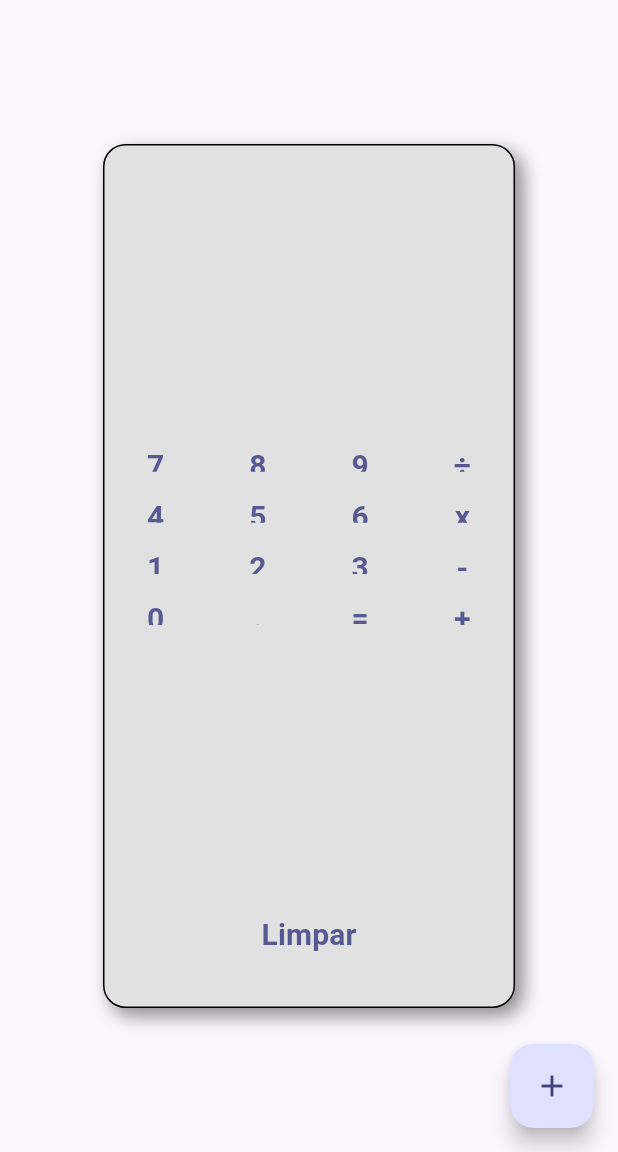
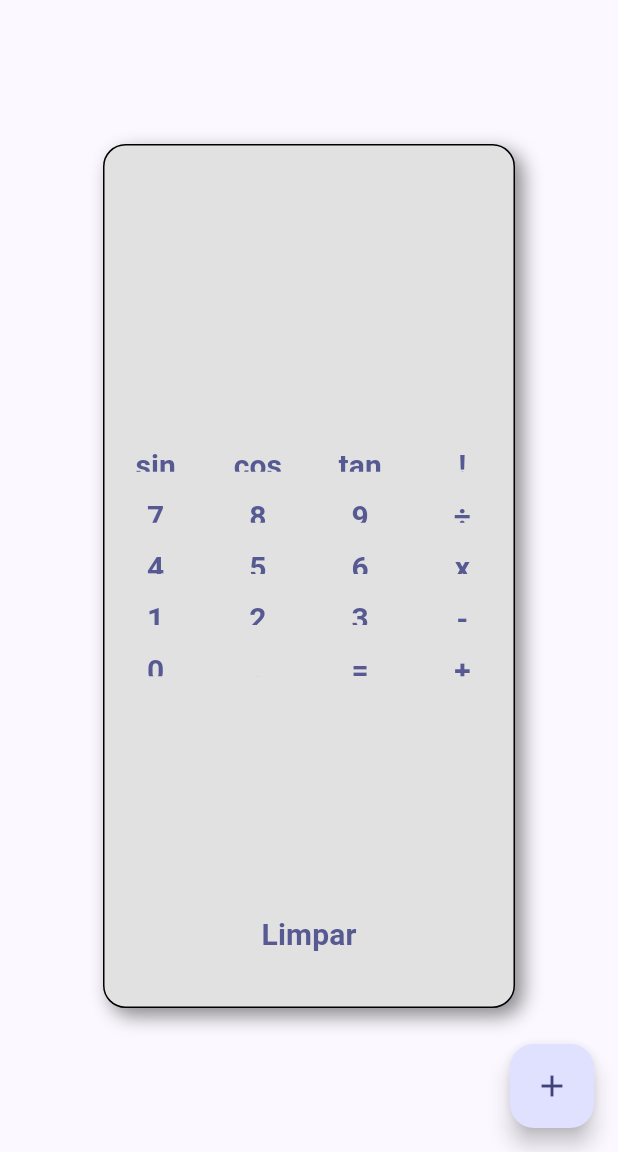
Before and after one commit to flaviobrito17/app-Calculadora, a Flutter app: the screen it shows after launch, on a phone screen of 412 x 824 dp, the part 84-1236 px from its top. Run offline on Flutter 3.47's test engine with Material 3 defaults, Android fonts, the phone set to English and light mode, and no system bars; missing offline and left inert: expressions.

Commit message:
Update calculadora.dart

```diff
--- a/lib/calculadora.dart
+++ b/lib/calculadora.dart
@@ -1,5 +1,6 @@
 import 'package:expressions/expressions.dart';
 import 'package:flutter/material.dart';
+import 'dart:math';
 
 class Calculadora extends StatefulWidget {
   const Calculadora({super.key});
@@ -28,32 +29,49 @@ class _CalculadoraState extends State<Calculadora> {
 
   void _calcularResultado() {
     try {
-      _resultado = _expressao.split('=').last;
       _resultado = _avaliarExpressao(_expressao).toString();
     } catch (e) {
-      _resultado = 'Erro: não foi possivel calcular';
+      _resultado = 'Erro: não foi possível calcular';
     }
-    setState(() {
-      _resultado = _avaliarExpressao(_expressao).toString();
-    });
+    setState(() {});
   }
 
   double _avaliarExpressao(String expressao) {
     expressao = expressao.replaceAll('x', '*');
     expressao = expressao.replaceAll('÷', '/');
-// Avaliar a espressao com a biblioteca expressions
+
+    if (expressao.contains('sin')) {
+      return sin(_extrairNumero(expressao) * (pi / 180));
+    } else if (expressao.contains('cos')) {
+      return cos(_extrairNumero(expressao) * (pi / 180));
+    } else if (expressao.contains('tan')) {
+      return tan(_extrairNumero(expressao) * (pi / 180));
+    } else if (expressao.contains('!')) {
+      return _fatorial(_extrairNumero(expressao).toInt()).toDouble();
+    }
+
     ExpressionEvaluator avaliador = const ExpressionEvaluator();
-    double resultado = avaliador.eval(Expression.parse(expressao), {});
-    return resultado;
+    return avaliador.eval(Expression.parse(expressao), {});
+  }
+
+  double _extrairNumero(String expressao) {
+    return double.tryParse(RegExp(r'\d+').firstMatch(expressao)?.group(0) ?? '0') ?? 0;
+  }
+
+  int _fatorial(int n) {
+    if (n <= 1) return 1;
+    return n * _fatorial(n - 1);
   }
 
   Widget _botao(String valor) {
-    return TextButton(
-      child: Text(
-        valor,
-        style: const TextStyle(fontSize: 20.0, fontWeight: FontWeight.bold),
+    return Expanded(
+      child: TextButton(
+        child: Text(
+          valor,
+          style: const TextStyle(fontSize: 20.0, fontWeight: FontWeight.bold),
+        ),
+        onPressed: () => _pressionarBotao(valor),
       ),
-      onPressed: () => _pressionarBotao(valor),
     );
   }
 
@@ -78,7 +96,13 @@ class _CalculadoraState extends State<Calculadora> {
           child: GridView.count(
             crossAxisCount: 4,
             childAspectRatio: 2,
+            shrinkWrap: true,
+            physics: const NeverScrollableScrollPhysics(),
             children: [
+              _botao('sin'),
+              _botao('cos'),
+              _botao('tan'),
+              _botao('!'),
               _botao('7'),
               _botao('8'),
               _botao('9'),
```
